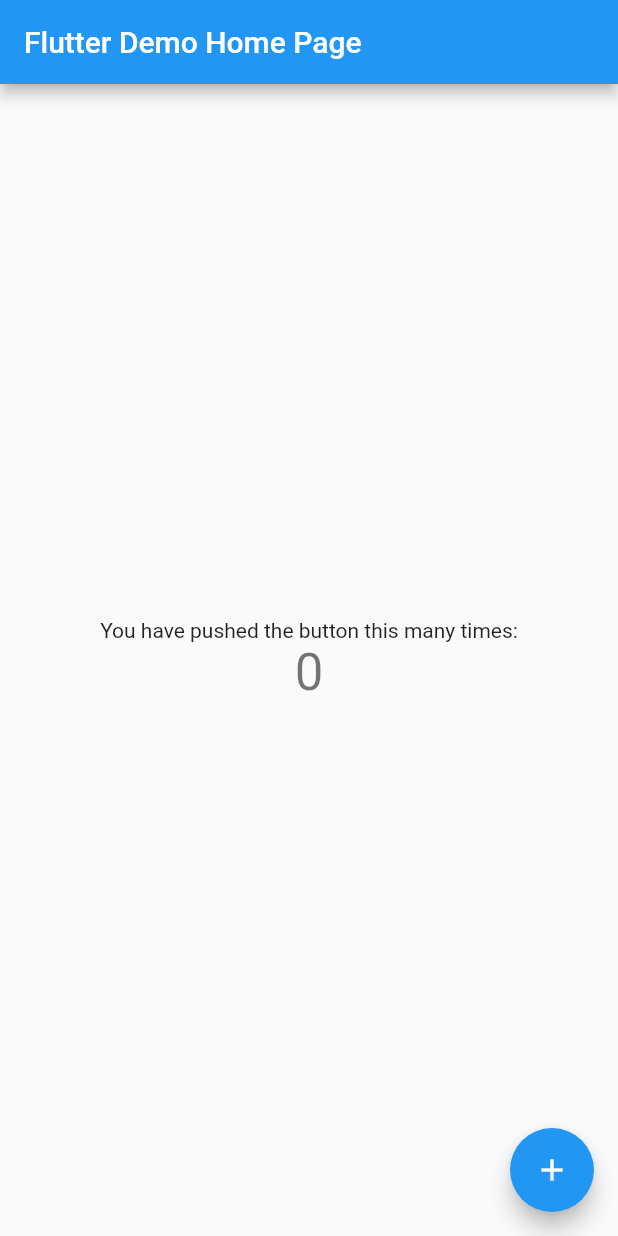
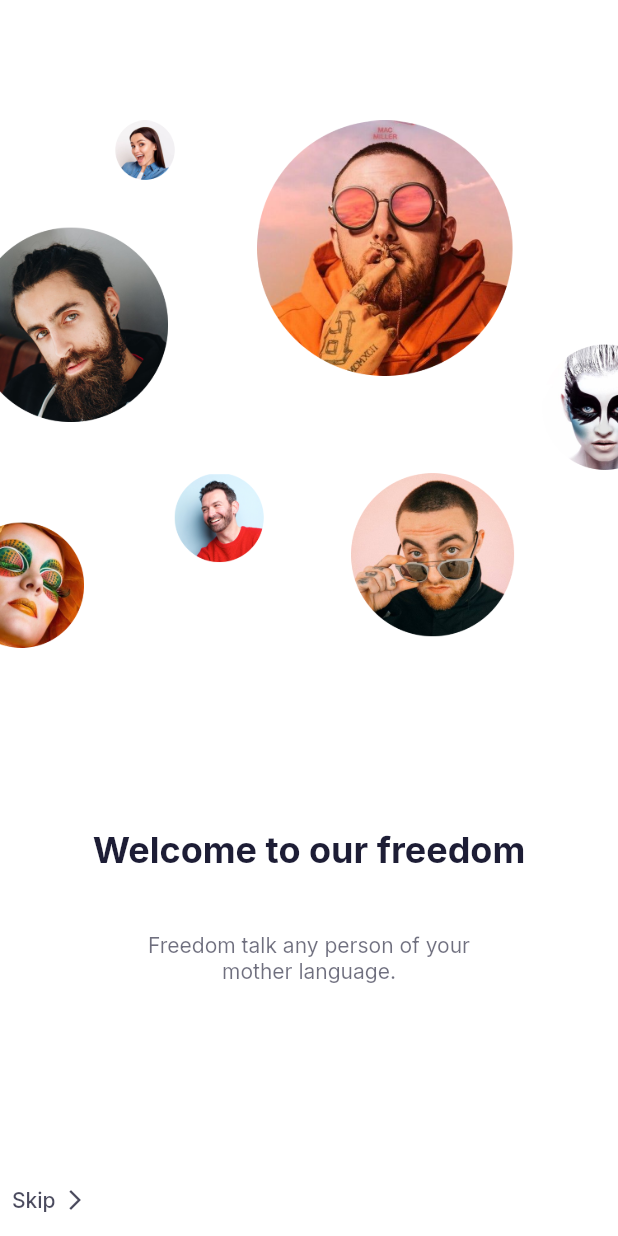
Before and after one commit to tyefu/chatui, a Flutter app: the screen it shows after launch, on a phone screen of 412 x 824 dp. Run offline on Flutter 3.47's test engine with Material 2 defaults, Android fonts, the phone set to English and light mode, and no system bars; our stand-ins replace google_fonts.

Commit message:
complete welcomscreen

```diff
--- a/lib/main.dart
+++ b/lib/main.dart
@@ -1,4 +1,6 @@
 import 'package:flutter/material.dart';
+import 'package:flutter_app_chat_ui/screens/welcome/welcome_screen.dart';
+import 'package:flutter_app_chat_ui/theme.dart';
 
 void main() {
   runApp(MyApp());
@@ -10,104 +12,10 @@ class MyApp extends StatelessWidget {
   Widget build(BuildContext context) {
     return MaterialApp(
       title: 'Flutter Demo',
-      theme: ThemeData(
-        // This is the theme of your application.
-        //
-        // Try running your application with "flutter run". You'll see the
-        // application has a blue toolbar. Then, without quitting the app, try
-        // changing the primarySwatch below to Colors.green and then invoke
-        // "hot reload" (press "r" in the console where you ran "flutter run",
-        // or simply save your changes to "hot reload" in a Flutter IDE).
-        // Notice that the counter didn't reset back to zero; the application
-        // is not restarted.
-        primarySwatch: Colors.blue,
-      ),
-      home: MyHomePage(title: 'Flutter Demo Home Page'),
+      debugShowCheckedModeBanner: false,
+      theme: lightThemeData(context),
+      darkTheme: darkThemeData(context),
+      home: WelcomeScreen(),
     );
   }
 }
-
-class MyHomePage extends StatefulWidget {
-  MyHomePage({Key? key, required this.title}) : super(key: key);
-
-  // This widget is the home page of your application. It is stateful, meaning
-  // that it has a State object (defined below) that contains fields that affect
-  // how it looks.
-
-  // This class is the configuration for the state. It holds the values (in this
-  // case the title) provided by the parent (in this case the App widget) and
-  // used by the build method of the State. Fields in a Widget subclass are
-  // always marked "final".
-
-  final String title;
-
-  @override
-  _MyHomePageState createState() => _MyHomePageState();
-}
-
-class _MyHomePageState extends State<MyHomePage> {
-  int _counter = 0;
-
-  void _incrementCounter() {
-    setState(() {
-      // This call to setState tells the Flutter framework that something has
-      // changed in this State, which causes it to rerun the build method below
-      // so that the display can reflect the updated values. If we changed
-      // _counter without calling setState(), then the build method would not be
-      // called again, and so nothing would appear to happen.
-      _counter++;
-    });
-  }
-
-  @override
-  Widget build(BuildContext context) {
-    // This method is rerun every time setState is called, for instance as done
-    // by the _incrementCounter method above.
-    //
-    // The Flutter framework has been optimized to make rerunning build methods
-    // fast, so that you can just rebuild anything that needs updating rather
-    // than having to individually change instances of widgets.
-    return Scaffold(
-      appBar: AppBar(
-        // Here we take the value from the MyHomePage object that was created by
-        // the App.build method, and use it to set our appbar title.
-        title: Text(widget.title),
-      ),
-      body: Center(
-        // Center is a layout widget. It takes a single child and positions it
-        // in the middle of the parent.
-        child: Column(
-          // Column is also a layout widget. It takes a list of children and
-          // arranges them vertically. By default, it sizes itself to fit its
-          // children horizontally, and tries to be as tall as its parent.
-          //
-          // Invoke "debug painting" (press "p" in the console, choose the
-          // "Toggle Debug Paint" action from the Flutter Inspector in Android
-          // Studio, or the "Toggle Debug Paint" command in Visual Studio Code)
-          // to see the wireframe for each widget.
-          //
-          // Column has various properties to control how it sizes itself and
-          // how it positions its children. Here we use mainAxisAlignment to
-          // center the children vertically; the main axis here is the vertical
-          // axis because Columns are vertical (the cross axis would be
-          // horizontal).
-          mainAxisAlignment: MainAxisAlignment.center,
-          children: <Widget>[
-            Text(
-              'You have pushed the button this many times:',
-            ),
-            Text(
-              '$_counter',
-              style: Theme.of(context).textTheme.headline4,
-            ),
-          ],
-        ),
-      ),
-      floatingActionButton: FloatingActionButton(
-        onPressed: _incrementCounter,
-        tooltip: 'Increment',
-        child: Icon(Icons.add),
-      ), // This trailing comma makes auto-formatting nicer for build methods.
-    );
-  }
-}
--- /dev/null
+++ b/lib/screens/welcome/welcome_screen.dart
@@ -0,0 +1,75 @@
+import 'package:flutter/material.dart';
+import 'package:flutter_app_chat_ui/constants.dart';
+import 'package:flutter_app_chat_ui/screens/signinOrSignUp/signin_or_signup_screen.dart';
+
+class WelcomeScreen extends StatelessWidget {
+  const WelcomeScreen({Key? key}) : super(key: key);
+
+  @override
+  Widget build(BuildContext context) {
+    return Scaffold(
+      body: SafeArea(
+        child: Column(
+          children: [
+            Spacer(
+              flex: 2,
+            ),
+            Image.asset("assets/images/welcome_image.png"),
+            Spacer(
+              flex: 3,
+            ),
+            Text(
+              "Welcome to our freedom",
+              textAlign: TextAlign.center,
+              style: Theme.of(context).textTheme.headline5!.copyWith(
+                    fontWeight: FontWeight.bold,
+                  ),
+            ),
+            Spacer(),
+            Text(
+              "Freedom talk any person of your \nmother language.",
+              textAlign: TextAlign.center,
+              style: TextStyle(
+                color: Theme.of(context)
+                    .textTheme
+                    .bodyText1!
+                    .color!
+                    .withOpacity(0.64),
+              ),
+            ),
+            Spacer(flex: 3),
+            TextButton(
+                onPressed: () => Navigator.push(
+                    context,
+                    MaterialPageRoute(
+                        builder: (context) => SigninOrSignupScreen())),
+                child: Row(
+                  children: [
+                    Text(
+                      "Skip",
+                      style: Theme.of(context).textTheme.bodyText1!.copyWith(
+                            color: Theme.of(context)
+                                .textTheme
+                                .bodyText1!
+                                .color!
+                                .withOpacity(0.8),
+                          ),
+                    ),
+                    SizedBox(
+                      width: kDefaultPadding / 4,
+                    ),
+                    Icon(Icons.arrow_forward_ios,
+                        size: 16,
+                        color: Theme.of(context)
+                            .textTheme
+                            .bodyText1!
+                            .color!
+                            .withOpacity(0.8)),
+                  ],
+                ))
+          ],
+        ),
+      ),
+    );
+  }
+}
--- /dev/null
+++ b/lib/theme.dart
@@ -0,0 +1,53 @@
+import 'package:flutter/material.dart';
+import 'package:flutter_app_chat_ui/constants.dart';
+import 'package:google_fonts/google_fonts.dart';
+
+ThemeData lightThemeData(BuildContext context) {
+  return ThemeData.light().copyWith(
+    primaryColor: kPrimaryColor,
+    scaffoldBackgroundColor: Colors.white,
+    appBarTheme: appBarTheme,
+    iconTheme: IconThemeData(color: kContentColorDarkTheme),
+    textTheme: GoogleFonts.interTextTheme(Theme.of(context).textTheme)
+        .apply(bodyColor: kContentColorLightTheme),
+    colorScheme: ColorScheme.light(
+      primary: kPrimaryColor,
+      secondary: kSecondaryColor,
+      onError: kErrorColor,
+    ),
+    bottomNavigationBarTheme: BottomNavigationBarThemeData(
+      backgroundColor: Colors.white,
+      selectedItemColor: kContentColorLightTheme.withOpacity(0.7),
+      unselectedItemColor: kContentColorLightTheme.withOpacity(0.32),
+      selectedIconTheme: IconThemeData(color: kPrimaryColor),
+      showUnselectedLabels: true,
+    ),
+  );
+}
+
+ThemeData darkThemeData(BuildContext context) {
+  // Bydefault flutter provie us light and dark theme
+  // we just modify it as our need
+  return ThemeData.dark().copyWith(
+    primaryColor: kPrimaryColor,
+    scaffoldBackgroundColor: kContentColorLightTheme,
+    appBarTheme: appBarTheme,
+    iconTheme: IconThemeData(color: kContentColorDarkTheme),
+    textTheme: GoogleFonts.interTextTheme(Theme.of(context).textTheme)
+        .apply(bodyColor: kContentColorDarkTheme),
+    colorScheme: ColorScheme.dark().copyWith(
+      primary: kPrimaryColor,
+      secondary: kSecondaryColor,
+      error: kErrorColor,
+    ),
+    bottomNavigationBarTheme: BottomNavigationBarThemeData(
+      backgroundColor: kContentColorLightTheme,
+      selectedItemColor: Colors.white70,
+      unselectedItemColor: kContentColorDarkTheme.withOpacity(0.32),
+      selectedIconTheme: IconThemeData(color: kPrimaryColor),
+      showUnselectedLabels: true,
+    ),
+  );
+}
+
+final appBarTheme = AppBarTheme(centerTitle: false, elevation: 0);
--- a/pubspec.yaml
+++ b/pubspec.yaml
@@ -28,6 +28,7 @@ dependencies:
   # The following adds the Cupertino Icons font to your application.
   # Use with the CupertinoIcons class for iOS style icons.
   cupertino_icons: ^1.0.2
+  google_fonts: ^2.0.0
 
 dev_dependencies:
   flutter_test:
@@ -45,6 +46,9 @@ flutter:
   uses-material-design: true
 
   # To add assets to your application, add an assets section, like this:
+  assets:
+    - assets/images/
+    - assets/icons/
   # assets:
   #   - images/a_dot_burr.jpeg
   #   - images/a_dot_ham.jpeg
```
Also changed, not shown: lib/constants.dart (added, +10 -0 lines), lib/models/Chat.dart (added, +71 -0 lines), lib/models/ChatMessage.dart (added, +61 -0 lines), lib/screens/signinOrSignUp/signin_or_signup_screen.dart (added, +10 -0 lines), assets/icons/Logo_dark_theme.svg (added), assets/icons/Logo_light_theme.svg (added), assets/images/Logo_dark.png (added), assets/images/Logo_light.png (added), assets/images/Video Place Here.png (added), assets/images/user.png (added), assets/images/user_2.png (added), assets/images/user_3.png (added), assets/images/user_4.png (added), assets/images/user_5.png (added), 2 more files, 6 other files.
